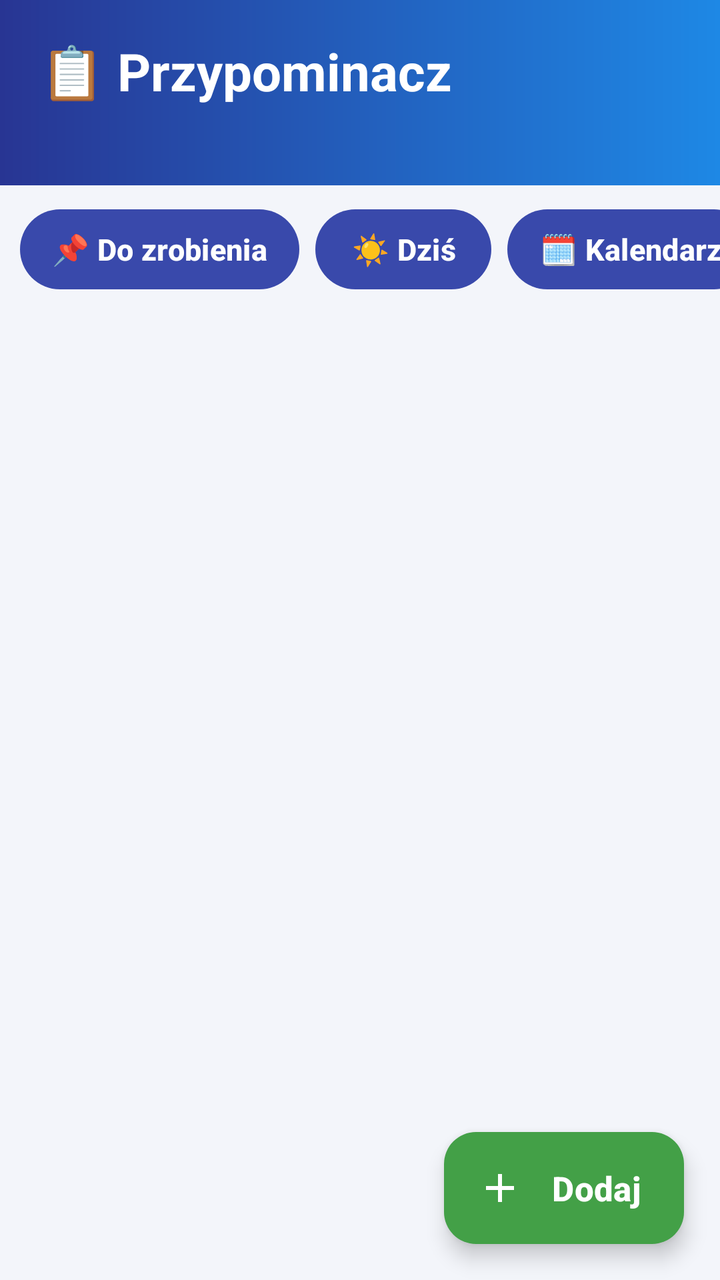
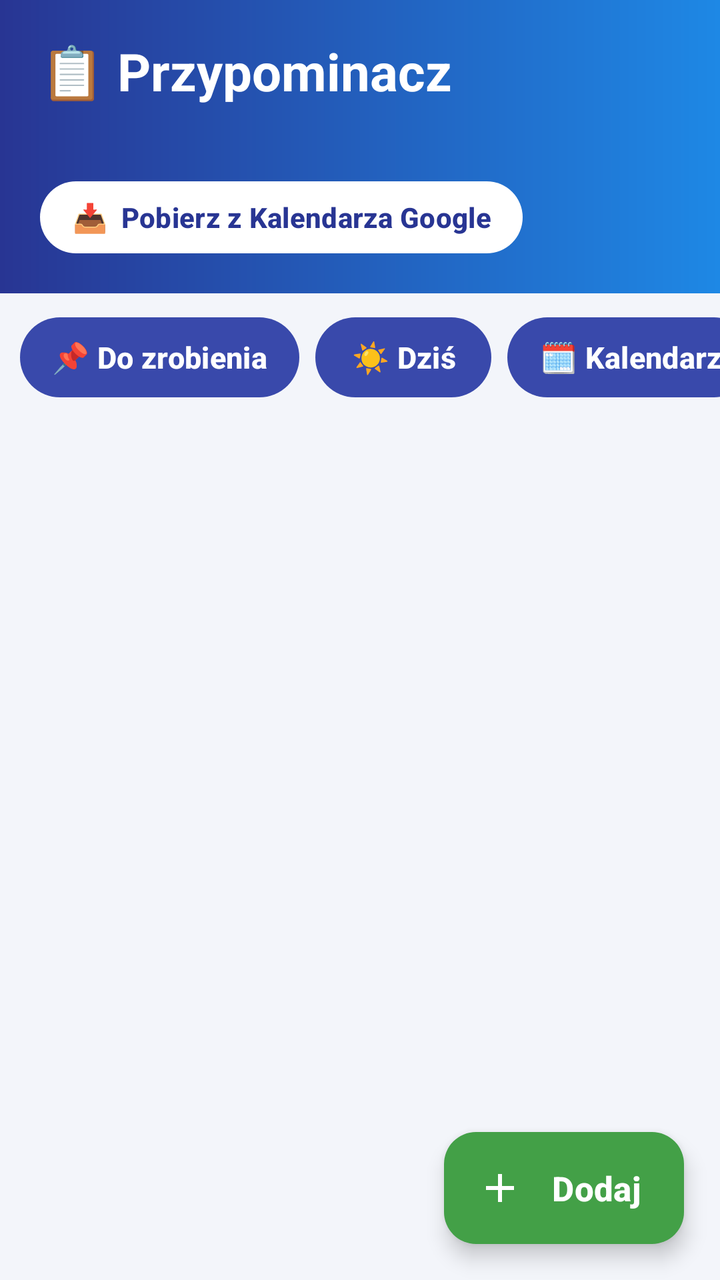

Before-and-after screenshots of an Android layout around one commit, followed by the original layout XML and the change that was made.
<!-- AndroidManifest.xml: application theme Theme.Przypominacz -->
<!-- res/layout/activity_main.xml -->
<?xml version="1.0" encoding="utf-8"?>
<LinearLayout xmlns:android="http://schemas.android.com/apk/res/android"
    xmlns:app="http://schemas.android.com/apk/res-auto"
    android:layout_width="match_parent"
    android:layout_height="match_parent"
    android:background="@color/bg"
    android:orientation="vertical">

    <LinearLayout
        android:layout_width="match_parent"
        android:layout_height="wrap_content"
        android:background="@drawable/bg_header"
        android:orientation="vertical"
        android:paddingStart="20dp"
        android:paddingTop="18dp"
        android:paddingEnd="20dp"
        android:paddingBottom="16dp">

        <TextView
            android:layout_width="wrap_content"
            android:layout_height="wrap_content"
            android:text="📋 Przypominacz"
            android:textColor="#FFFFFF"
            android:textSize="26sp"
            android:textStyle="bold" />

        <TextView
            android:id="@+id/m_date"
            android:layout_width="wrap_content"
            android:layout_height="wrap_content"
            android:layout_marginTop="2dp"
            android:textColor="#E3E8FF"
            android:textSize="16sp" />
    </LinearLayout>

    <HorizontalScrollView
        android:layout_width="match_parent"
        android:layout_height="wrap_content"
        android:scrollbars="none">

        <LinearLayout
            android:layout_width="wrap_content"
            android:layout_height="wrap_content"
            android:orientation="horizontal"
            android:paddingStart="10dp"
            android:paddingTop="8dp"
            android:paddingEnd="10dp"
            android:paddingBottom="4dp">

            <com.google.android.material.button.MaterialButton
                android:id="@+id/tab_upcoming"
                style="@style/TabButton"
                android:text="📌 Do zrobienia" />

            <com.google.android.material.button.MaterialButton
                android:id="@+id/tab_today"
                style="@style/TabButton"
                android:text="☀️ Dziś" />

            <com.google.android.material.button.MaterialButton
                android:id="@+id/tab_calendar"
                style="@style/TabButton"
                android:text="🗓️ Kalendarz" />

            <com.google.android.material.button.MaterialButton
                android:id="@+id/tab_done"
                style="@style/TabButton"
                android:text="✔️ Zrobione" />
        </LinearLayout>
    </HorizontalScrollView>

    <LinearLayout
        android:id="@+id/m_calendar_box"
        android:layout_width="match_parent"
        android:layout_height="wrap_content"
        android:layout_marginStart="12dp"
        android:layout_marginEnd="12dp"
        android:layout_marginTop="4dp"
        android:background="@drawable/card_bg"
        android:orientation="vertical"
        android:visibility="gone">

        <CalendarView
            android:id="@+id/m_calendar"
            android:layout_width="match_parent"
            android:layout_height="wrap_content"
            android:firstDayOfWeek="2" />

        <TextView
            android:id="@+id/m_cal_info"
            android:layout_width="match_parent"
            android:layout_height="wrap_content"
            android:paddingStart="14dp"
            android:paddingEnd="14dp"
            android:paddingBottom="10dp"
            android:textColor="#8E24AA"
            android:textSize="14sp" />
    </LinearLayout>

    <FrameLayout
        android:layout_width="match_parent"
        android:layout_height="0dp"
        android:layout_weight="1">

        <androidx.recyclerview.widget.RecyclerView
            android:id="@+id/m_list"
            android:layout_width="match_parent"
            android:layout_height="match_parent"
            android:clipToPadding="false"
            android:paddingTop="4dp"
            android:paddingBottom="96dp" />

        <TextView
            android:id="@+id/m_empty"
            android:layout_width="match_parent"
            android:layout_height="wrap_content"
            android:layout_gravity="center"
            android:gravity="center"
            android:padding="32dp"
            android:textColor="#757575"
            android:textSize="16sp"
            android:visibility="gone" />

        <com.google.android.material.floatingactionbutton.ExtendedFloatingActionButton
            android:id="@+id/m_add"
            android:layout_width="wrap_content"
            android:layout_height="wrap_content"
            android:layout_gravity="bottom|end"
            android:layout_margin="18dp"
            android:text="Dodaj"
            android:textColor="#FFFFFF"
            android:textSize="17sp"
            android:textStyle="bold"
            app:backgroundTint="#43A047"
            app:icon="@drawable/ic_add"
            app:iconTint="#FFFFFF" />
    </FrameLayout>
</LinearLayout>
<!-- resources referenced by this layout -->
<resources>
  <color name="bg">#F3F5FA</color>
  <!-- drawable bg_header (drawable) -->
  <?xml version="1.0" encoding="utf-8"?>
  <shape xmlns:android="http://schemas.android.com/apk/res/android" android:shape="rectangle">
      <gradient
          android:angle="0"
          android:endColor="#1E88E5"
          android:startColor="#283593" />
  </shape>
  <!-- drawable card_bg (drawable) -->
  <?xml version="1.0" encoding="utf-8"?>
  <shape xmlns:android="http://schemas.android.com/apk/res/android" android:shape="rectangle">
      <solid android:color="#FFFFFF" />
      <corners android:radius="14dp" />
      <stroke
          android:width="1dp"
          android:color="#DDE2EE" />
  </shape>
  <!-- drawable ic_add (drawable) -->
  <?xml version="1.0" encoding="utf-8"?>
  <vector xmlns:android="http://schemas.android.com/apk/res/android"
      android:width="24dp"
      android:height="24dp"
      android:viewportWidth="24"
      android:viewportHeight="24">
      <path
          android:fillColor="#FFFFFF"
          android:pathData="M19,13h-6v6h-2v-6H5v-2h6V5h2v6h6v2z" />
  </vector>
  <style name="TabButton" parent="Widget.Material3.Button">
          <item name="android:layout_width">wrap_content</item>
          <item name="android:layout_height">wrap_content</item>
          <item name="android:layout_marginEnd">8dp</item>
          <item name="android:minHeight">48dp</item>
          <item name="android:textSize">15sp</item>
          <item name="android:textStyle">bold</item>
          <item name="android:paddingStart">16dp</item>
          <item name="android:paddingEnd">16dp</item>
          <item name="cornerRadius">24dp</item>
      </style>
  <style name="Theme.Przypominacz" parent="Theme.Material3.Light.NoActionBar">
          <item name="colorPrimary">#3949AB</item>
          <item name="colorOnPrimary">#FFFFFF</item>
          <item name="colorSecondary">#43A047</item>
          <item name="colorSecondaryContainer">#C8E6C9</item>
          <item name="android:statusBarColor">#283593</item>
          <item name="android:windowLightStatusBar">false</item>
          <item name="android:navigationBarColor">#F3F5FA</item>
          <item name="android:windowBackground">@color/bg</item>
      </style>
</resources>

<!-- the commit's change to res/layout/activity_main.xml (unified diff, before → after) -->
@@ -31,6 +31,21 @@
             android:layout_marginTop="2dp"
             android:textColor="#E3E8FF"
             android:textSize="16sp" />
+
+        <com.google.android.material.button.MaterialButton
+            android:id="@+id/m_google"
+            android:layout_width="wrap_content"
+            android:layout_height="wrap_content"
+            android:layout_marginTop="10dp"
+            android:minHeight="44dp"
+            android:paddingStart="16dp"
+            android:paddingEnd="16dp"
+            android:text="📥  Pobierz z Kalendarza Google"
+            android:textColor="#283593"
+            android:textSize="14sp"
+            android:textStyle="bold"
+            app:backgroundTint="#FFFFFF"
+            app:cornerRadius="22dp" />
     </LinearLayout>
 
     <HorizontalScrollView
